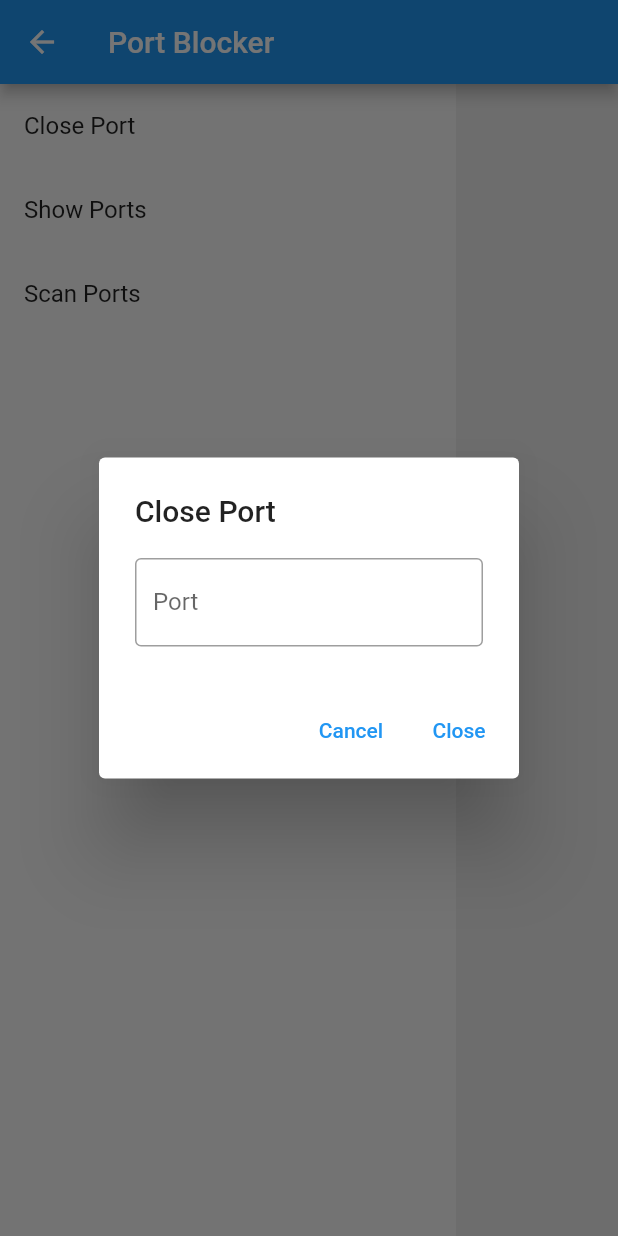
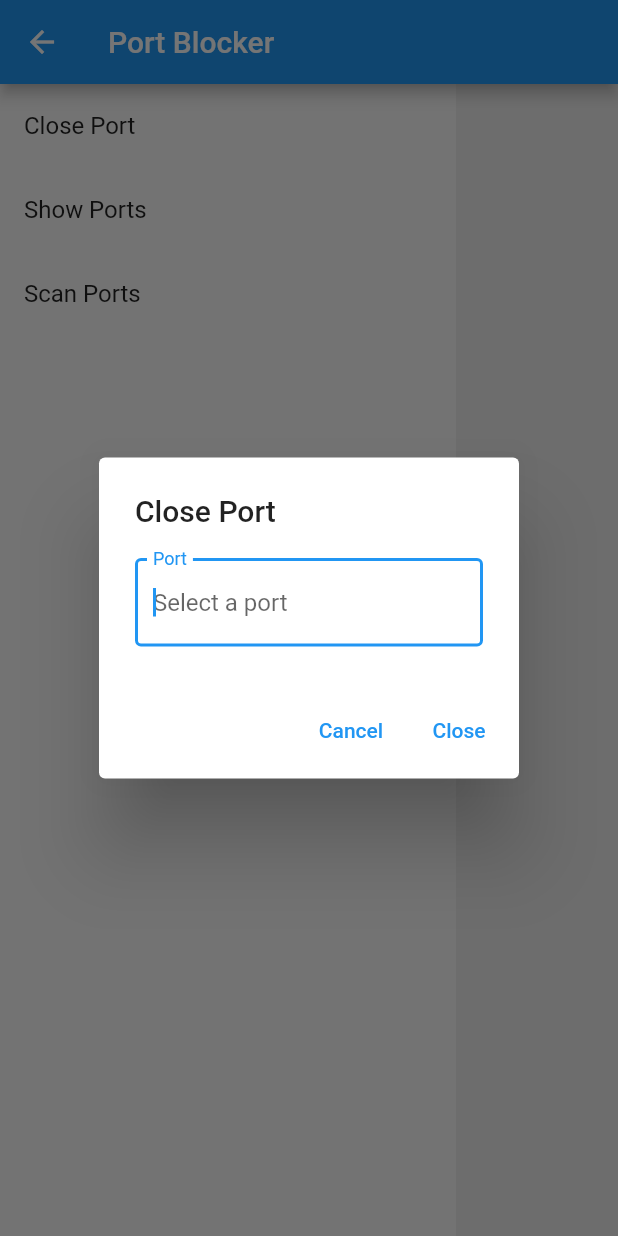
Before and after one commit to chibi2k4/aweSomeTools, a Flutter app: the PortBlockerPage screen opened directly, after a tap on "Close Port", on a phone screen of 412 x 824 dp. Run offline on Flutter 3.47's test engine with Material 2 defaults, Android fonts, the light colour scheme and no system bars; our stand-ins replace shelf.

Commit message:
Port-Validator

```diff
--- a/lib/port_blocker_page.dart
+++ b/lib/port_blocker_page.dart
@@ -16,6 +16,7 @@ class PortBlockerPage extends StatefulWidget {
 class _PortBlockerPageState extends State<PortBlockerPage> {
   final inputPortController = TextEditingController();
   List<int> blockedPorts = [];
+  final formKey = GlobalKey<FormState>();
 
   addBlockedPorts(int port) {
     setState(() {
@@ -45,9 +46,12 @@ class _PortBlockerPageState extends State<PortBlockerPage> {
               itemBuilder: (context, index) {
                 return ListTile(
                   title: Text(PortBlockerPage.items[index]),
-                  onTap: () {
+                  onTap: () async {
                     if (index == 0) {
-                      _dialogBuilder(context);
+                      final portInput = await _dialogBuilder(context);
+                      if (portInput != null && !portInput.isEmpty) {
+                        addBlockedPorts(int.parse(portInput));
+                      }
                     }
                   },
                 );
@@ -87,19 +91,34 @@ class _PortBlockerPageState extends State<PortBlockerPage> {
     );
   }
 
-  Future<void> _dialogBuilder(BuildContext context) {
-    return showDialog<void>(
+  Future<String?> _dialogBuilder<String>(BuildContext context) {
+    return showDialog<String>(
       context: context,
       builder: (BuildContext context) {
         return AlertDialog(
           title: const Text('Close Port'),
-          content: TextFormField(
-            controller: inputPortController,
-            keyboardType: TextInputType.number,
-            decoration: InputDecoration(
+          content: Form(
+            key: formKey,
+            child: TextFormField(
+              controller: inputPortController,
+              autofocus: true,
+              decoration: InputDecoration(
                 border: OutlineInputBorder(),
                 hintText: "Select a port",
-                labelText: "Port"),
+                labelText: "Port",
+              ),
+              validator: (value) {
+                if (value!.isEmpty) {
+                  return "Port cannot be empty";
+                } else if (int.tryParse(value) == null) {
+                  return "Port must be a number";
+                } else if (int.parse(value) < 1024) {
+                  return "Port must be greater than 1023";
+                } else {
+                  return null;
+                }
+              },
+            ),
           ),
           actions: <Widget>[
             TextButton(
@@ -108,7 +127,8 @@ class _PortBlockerPageState extends State<PortBlockerPage> {
               ),
               child: const Text('Cancel'),
               onPressed: () {
-                Navigator.of(context).pop();
+                Navigator.of(context).pop('');
+                inputPortController.clear();
               },
             ),
             TextButton(
@@ -117,9 +137,10 @@ class _PortBlockerPageState extends State<PortBlockerPage> {
               ),
               child: const Text('Close'),
               onPressed: () {
-                addBlockedPorts(int.parse(inputPortController.text));
-                inputPortController.clear();
-                Navigator.of(context).pop();
+                if (formKey.currentState!.validate()) {
+                  Navigator.of(context).pop(inputPortController.text);
+                  inputPortController.clear();
+                }
               },
             ),
           ],
```
